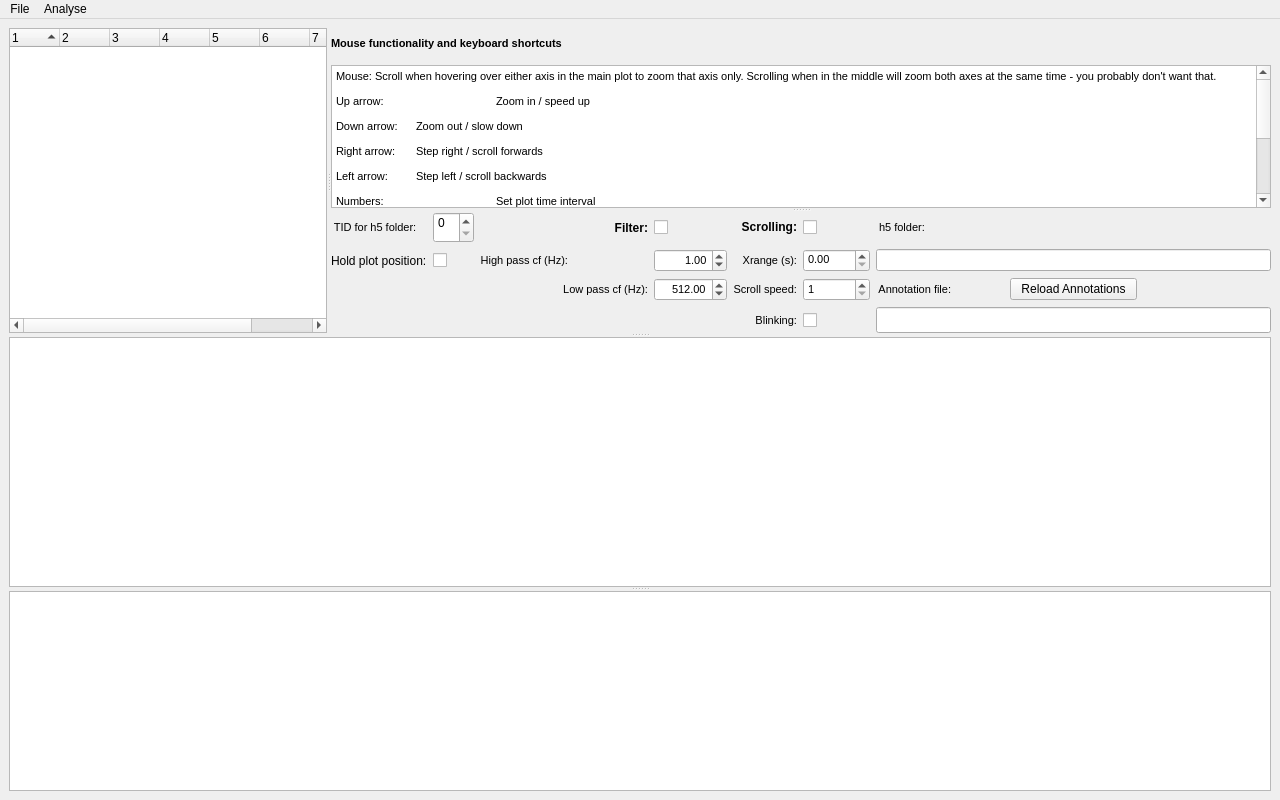
First picture: the form in pyecog/visualisation/check_preds_design_v2.ui, repository jcornford/pyecog, before the edit.
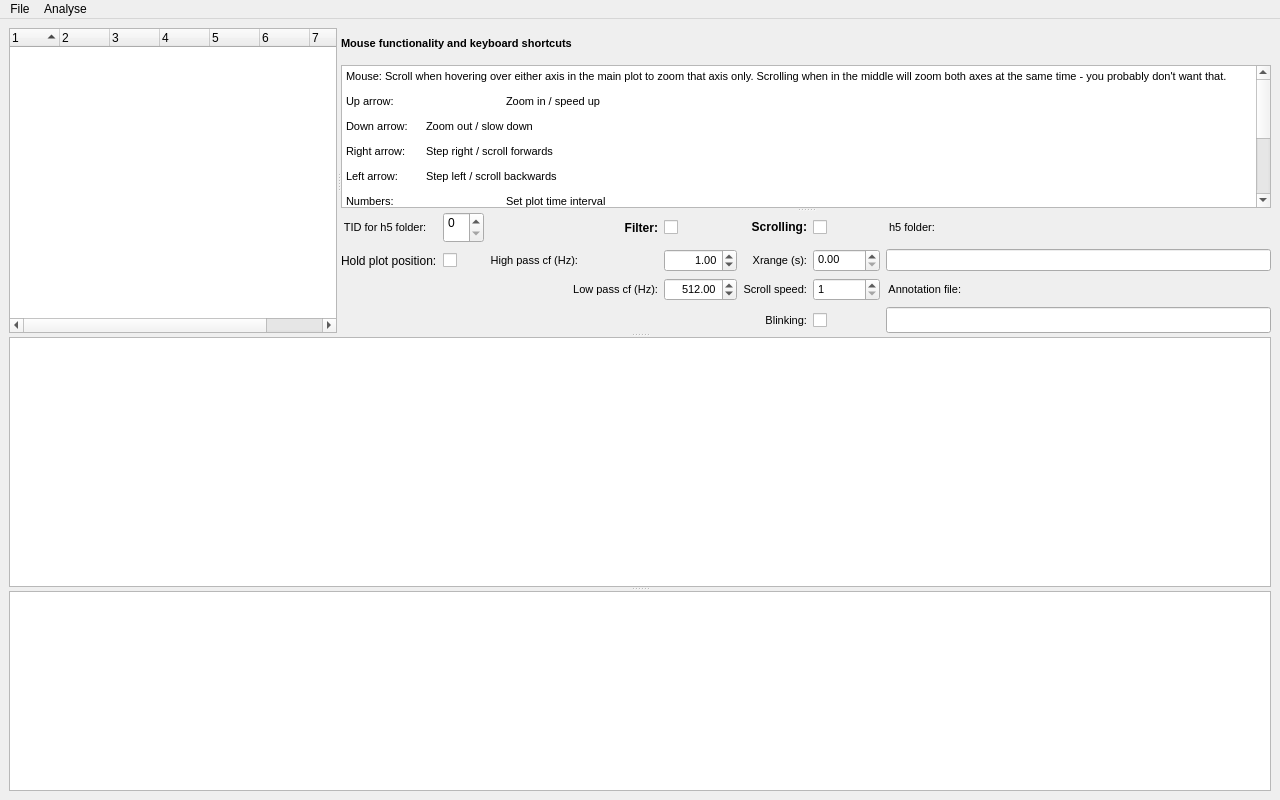
Second picture: the form after the edit. Custom widgets are drawn as their Qt base class.

Commit message: remove reload button

```diff
--- a/pyecog/visualisation/check_preds_design_v2.ui
+++ b/pyecog/visualisation/check_preds_design_v2.ui
@@ -612,25 +612,6 @@
             </property>
            </widget>
           </item>
-          <item row="2" column="7">
-           <widget class="QPushButton" name="button_reload_annotation_file">
-            <property name="sizePolicy">
-             <sizepolicy hsizetype="Preferred" vsizetype="Fixed">
-              <horstretch>0</horstretch>
-              <verstretch>0</verstretch>
-             </sizepolicy>
-            </property>
-            <property name="maximumSize">
-             <size>
-              <width>200</width>
-              <height>16777215</height>
-             </size>
-            </property>
-            <property name="text">
-             <string>Reload Annotations</string>
-            </property>
-           </widget>
-          </item>
           <item row="2" column="8">
            <spacer name="horizontalSpacer">
             <property name="orientation">
```
The commit also changes 1 other file.
